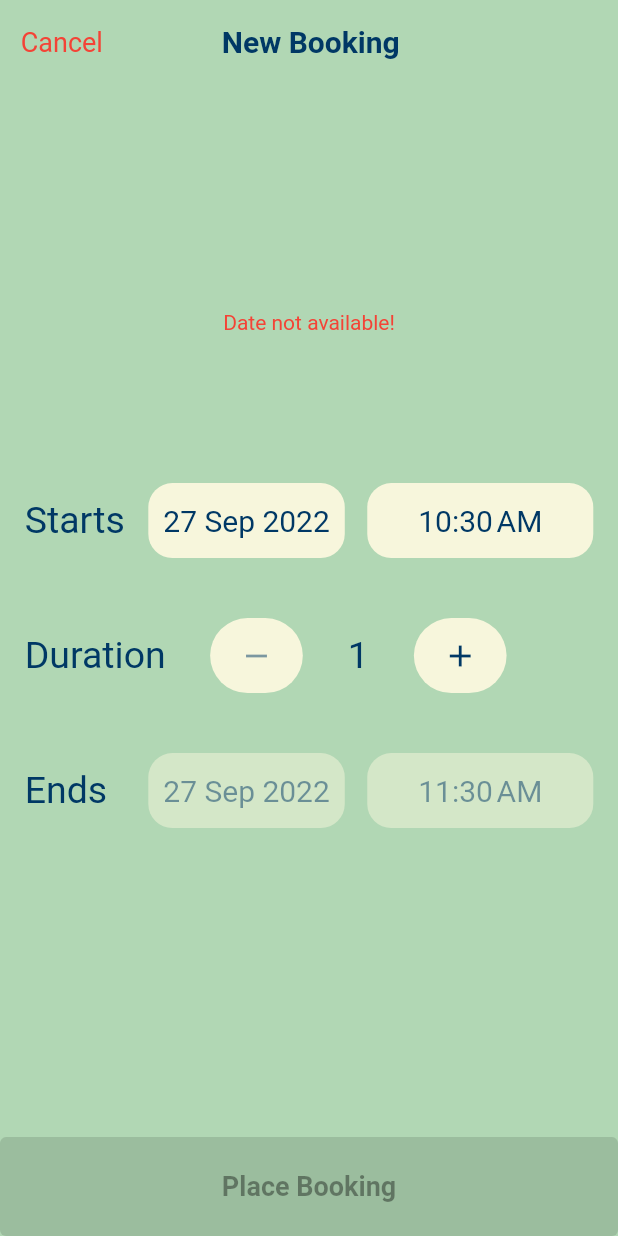
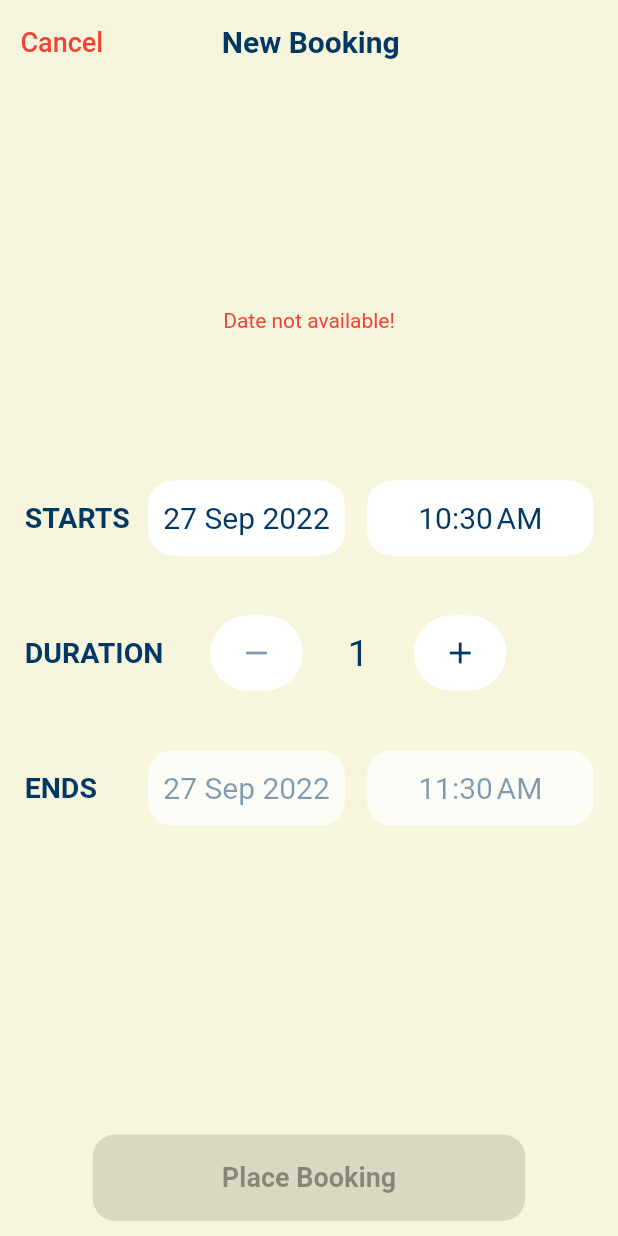
Before and after one commit to COE-CTRL-Intelligence/Sports-Complex, a Flutter app: the ScheduleBookingPage screen opened directly with empty values, on a phone screen of 412 x 824 dp. Run offline on Flutter 3.47's test engine with Material 2 defaults, Android fonts, the phone set to English and light mode, and no system bars; our stand-ins replace auto_route, carousel_slider, page_transition, shared_preferences, syncfusion_flutter_calendar; accounts and stored records are empty; statements that could not run were skipped.

Commit message:
some ui changes

```diff
--- a/lib/pages/schedule_booking_page.dart
+++ b/lib/pages/schedule_booking_page.dart
@@ -104,7 +104,7 @@ class _ScheduleBookingPageState extends State<ScheduleBookingPage> {
 
     return SafeArea(
       child: Scaffold(
-        backgroundColor: AppColor.green1,
+        backgroundColor: AppColor.cream1,
         appBar: AppBar(
           leadingWidth: sW * 0.20,
           leading: InkWell(
@@ -116,7 +116,10 @@ class _ScheduleBookingPageState extends State<ScheduleBookingPage> {
                 padding: EdgeInsets.symmetric(horizontal: 5),
                 child: Text(
                   'Cancel',
-                  style: TextStyle(fontSize: 18, color: Colors.red),
+                  style: TextStyle(
+                      fontSize: 18,
+                      color: Colors.red,
+                      fontWeight: FontWeight.w500),
                 ),
               ),
             ),
@@ -126,10 +129,10 @@ class _ScheduleBookingPageState extends State<ScheduleBookingPage> {
             child: Text(
               'New Booking',
               style:
-                  TextStyle(fontWeight: FontWeight.bold, color: AppColor.blue1),
+                  TextStyle(fontWeight: FontWeight.w700, color: AppColor.blue1),
             ),
           ),
-          backgroundColor: AppColor.green1,
+          backgroundColor: Colors.transparent,
           elevation: 0,
         ),
         body: Align(
@@ -151,7 +154,7 @@ class _ScheduleBookingPageState extends State<ScheduleBookingPage> {
                           : const SizedBox(),
                       SizedBox(height: sH * 0.12),
                       CustomDateTime(
-                          title: 'Starts',
+                          title: 'STARTS',
                           allowableDate: allowableDate,
                           updateDateTime: updateStartsDateTime,
                           startDate: startsDateTime!),
@@ -176,9 +179,12 @@ class _ScheduleBookingPageState extends State<ScheduleBookingPage> {
                 ),
                 // Bottom Place Booking Button
                 SizedBox(
-                  height: sH * 0.08,
-                  width: double.infinity,
+                  height: sH * 0.07,
+                  width: sW * 0.7,
                   child: ElevatedButton(
+                    style: ButtonStyle(
+                        shape: MaterialStateProperty.all(RoundedRectangleBorder(
+                            borderRadius: BorderRadius.circular(15)))),
                     onPressed: isDateValid != true
                         ? null
                         : (() {
@@ -192,6 +198,9 @@ class _ScheduleBookingPageState extends State<ScheduleBookingPage> {
                       ),
                     ),
                   ),
+                ),
+                const SizedBox(
+                  height: 10,
                 )
               ],
             ),
--- a/lib/utils/colors.dart
+++ b/lib/utils/colors.dart
@@ -16,11 +16,9 @@ class AppColor {
   static Color white2 = const Color.fromARGB(255, 229, 230, 228);
   static Color black1 = Colors.black;
   static Color grey1 = Colors.grey;
+  static Color grey2 = const Color.fromARGB(166, 253, 253, 253);
   static Color white3 = const Color.fromARGB(255, 239, 239, 237);
   static Color white4 = const Color.fromARGB(255, 224, 219, 219);
-  static Color blue2= Colors.blue;
+  static Color blue2 = Colors.blue;
   static Color red = Colors.red;
-
-
-
 }
--- a/lib/utils/constants.dart
+++ b/lib/utils/constants.dart
@@ -1 +1,3 @@
 const baseURL = 'https://sportify-app-api.herokuapp.com/api/v1';
+const paystackPublicKey = "pk_test_3ebf09da6632ba45ac05b0fffdd3600acc982dae";
+const paystackSecretKey = "sk_test_4a192827b77f4eb5d3eea3e2e50d2fc8874d5ee4";
--- a/lib/widgets/custom_date_time.dart
+++ b/lib/widgets/custom_date_time.dart
@@ -29,7 +29,8 @@ class CustomDateTime extends StatelessWidget {
           child: Text(
             title,
             style: TextStyle(
-              fontSize: 25,
+              fontSize: 19,
+              fontWeight: FontWeight.bold,
               color: AppColor.blue1,
             ),
           ),
@@ -64,9 +65,10 @@ class CustomEndDateTimeField extends StatelessWidget {
         SizedBox(
           width: screenWidth * 0.2,
           child: Text(
-            'Ends',
+            'ENDS',
             style: TextStyle(
-              fontSize: 25,
+              fontWeight: FontWeight.bold,
+              fontSize: 19,
               color: AppColor.blue1,
             ),
           ),
@@ -74,7 +76,7 @@ class CustomEndDateTimeField extends StatelessWidget {
         Container(
             padding: const EdgeInsets.all(10),
             decoration: BoxDecoration(
-                color: AppColor.cream1.withOpacity(0.5),
+                color: Colors.white.withOpacity(0.8),
                 borderRadius: const BorderRadius.all(Radius.circular(16))),
             alignment: Alignment.center,
             height: 50,
@@ -90,7 +92,7 @@ class CustomEndDateTimeField extends StatelessWidget {
         Expanded(
           child: Container(
               decoration: BoxDecoration(
-                  color: AppColor.cream1.withOpacity(0.5),
+                  color: Colors.white.withOpacity(0.8),
                   borderRadius: const BorderRadius.all(Radius.circular(16))),
               alignment: Alignment.center,
               height: 50,
@@ -163,9 +165,9 @@ class TimeLabel extends StatelessWidget {
         }
       },
       child: Container(
-          decoration: BoxDecoration(
-              color: AppColor.cream1,
-              borderRadius: const BorderRadius.all(Radius.circular(16))),
+          decoration: const BoxDecoration(
+              color: Colors.white,
+              borderRadius: BorderRadius.all(Radius.circular(16))),
           alignment: Alignment.center,
           height: 50,
           child: Text(DateFormat.jm().format(selectedTime!),
@@ -227,9 +229,9 @@ class DateLabel extends StatelessWidget {
       },
       child: Container(
           padding: const EdgeInsets.all(10),
-          decoration: BoxDecoration(
-              color: AppColor.cream1,
-              borderRadius: const BorderRadius.all(Radius.circular(16))),
+          decoration: const BoxDecoration(
+              color: Colors.white,
+              borderRadius: BorderRadius.all(Radius.circular(16))),
           alignment: Alignment.center,
           height: 50,
           child: Text(DateFormat('d MMM y').format(selectedDate!),
@@ -300,9 +302,10 @@ class _CustomIncrementWidgetState extends State<CustomIncrementWidget> {
         SizedBox(
           width: screenWidth * 0.3,
           child: Text(
-            'Duration',
+            'DURATION',
             style: TextStyle(
-              fontSize: 25,
+              fontWeight: FontWeight.bold,
+              fontSize: 19,
               color: AppColor.blue1,
             ),
           ),
@@ -316,9 +319,9 @@ class _CustomIncrementWidgetState extends State<CustomIncrementWidget> {
           },
           child: Container(
             width: screenWidth * 0.15,
-            decoration: BoxDecoration(
-                color: AppColor.cream1,
-                borderRadius: const BorderRadius.all(Radius.circular(30))),
+            decoration: const BoxDecoration(
+                color: Colors.white,
+                borderRadius: BorderRadius.all(Radius.circular(30))),
             alignment: Alignment.center,
             height: 50,
             child: Icon(
@@ -345,9 +348,9 @@ class _CustomIncrementWidgetState extends State<CustomIncrementWidget> {
             },
             child: Container(
                 width: screenWidth * 0.15,
-                decoration: BoxDecoration(
-                    color: AppColor.cream1,
-                    borderRadius: const BorderRadius.all(Radius.circular(30))),
+                decoration: const BoxDecoration(
+                    color: Colors.white,
+                    borderRadius: BorderRadius.all(Radius.circular(30))),
                 alignment: Alignment.center,
                 height: 50,
                 child: Icon(
```
